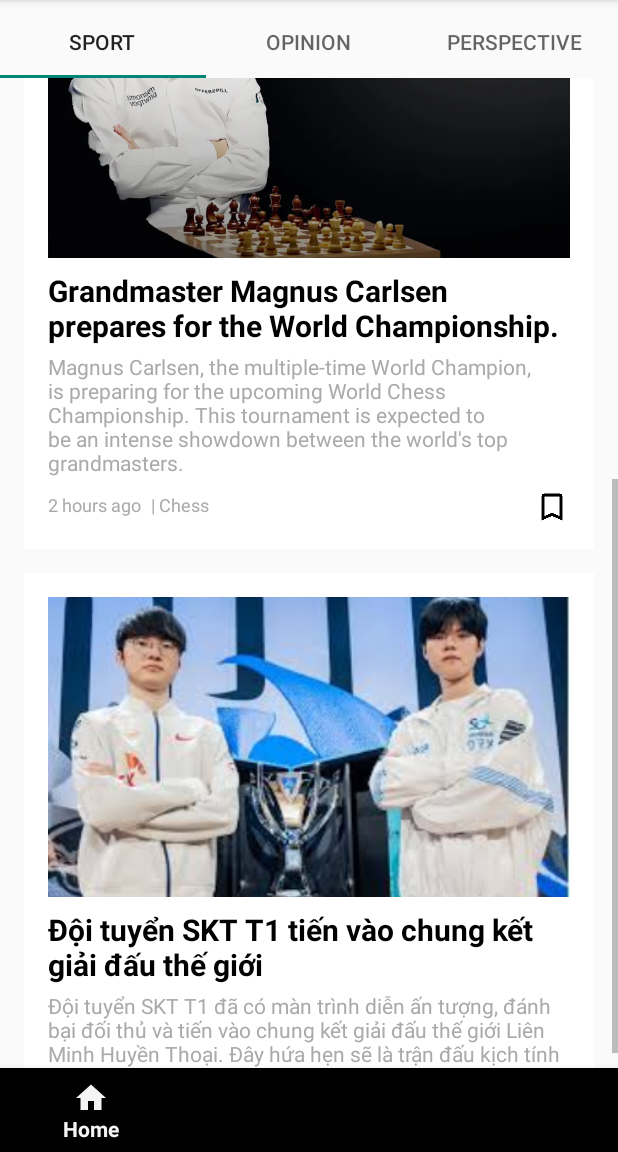
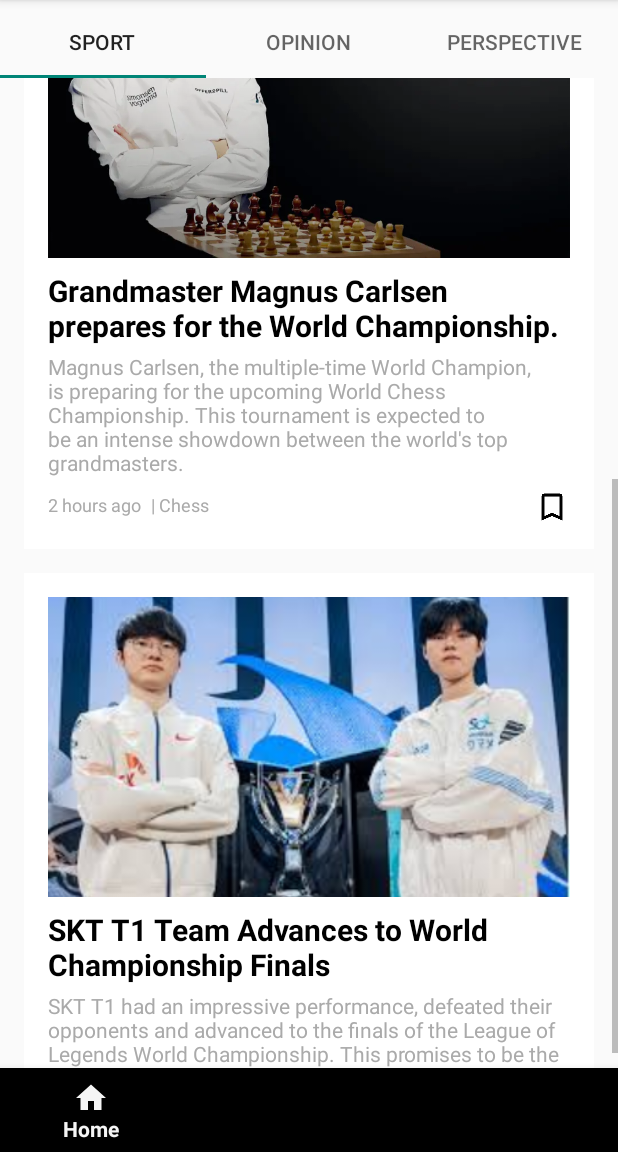
Before and after one commit to NgocNguyen1103/Group15_OnlineNewsReader, an Android app: the screen it shows after launch (MainActivity), scrolled down 500 dp, on a phone screen of 412 x 824 dp, the part 84-1236 px from its top. Run offline under Robolectric (Android 15) with nearby library versions, the phone set to English and light mode, and no system bars.

Commit message:
last vn -> eng

```diff
--- a/NewsApp/app/src/main/res/layout/fragment_lol.xml
+++ b/NewsApp/app/src/main/res/layout/fragment_lol.xml
@@ -5,7 +5,6 @@
     android:background="@android:color/white"
     android:padding="16dp">
 
-    <!-- Hình ảnh bài viết -->
     <ImageView
         android:id="@+id/t1_image"
         android:layout_width="match_parent"
@@ -13,41 +12,39 @@
         android:scaleType="centerCrop"
         android:src="@drawable/t1_drx" />
 
-    <!-- Tiêu đề bài viết -->
     <TextView
         android:id="@+id/t1_title"
         android:layout_width="match_parent"
         android:layout_height="wrap_content"
-        android:text="Đội tuyển SKT T1 tiến vào chung kết giải đấu thế giới"
+        android:text="SKT T1 Team Advances to World Championship Finals"
         android:textSize="20sp"
         android:textStyle="bold"
         android:textColor="@android:color/black"
         android:paddingTop="8dp" />
 
-    <!-- Mô tả ngắn bài viết -->
+
     <TextView
         android:id="@+id/t1_description"
         android:layout_width="match_parent"
         android:layout_height="wrap_content"
-        android:text="Đội tuyển SKT T1 đã có màn trình diễn ấn tượng, đánh bại đối thủ và tiến vào chung kết giải đấu thế giới Liên Minh Huyền Thoại. Đây hứa hẹn sẽ là trận đấu kịch tính và đáng xem nhất trong năm."
+        android:text="SKT T1 had an impressive performance, defeated their opponents and advanced to the finals of the League of Legends World Championship. This promises to be the most dramatic and worth-watching match of the year."
         android:textSize="14sp"
         android:textColor="@android:color/darker_gray"
         android:paddingTop="4dp"
         android:paddingBottom="8dp" />
 
-    <!-- Phần thông tin thời gian và danh mục -->
+
     <LinearLayout
         android:layout_width="match_parent"
         android:layout_height="wrap_content"
         android:orientation="horizontal">
 
-        <!-- Thời gian đăng bài -->
         <TextView
             android:paddingTop="2dp"
             android:id="@+id/t1_time"
             android:layout_width="wrap_content"
             android:layout_height="wrap_content"
-            android:text="3 giờ trước"
+            android:text="3 hours ago"
             android:textSize="12sp"
             android:textColor="@android:color/darker_gray" />
 
@@ -57,7 +54,7 @@
             android:layout_width="0dp"
             android:layout_height="match_parent"
             android:layout_weight="1"
-            android:text=" | Bóng đá"
+            android:text=" | Lol"
             android:textSize="12sp"
             android:textColor="@android:color/darker_gray"
             android:paddingLeft="4dp" />
@@ -71,6 +68,5 @@
             android:layout_marginLeft="16dp" />
     </LinearLayout>
 
-    <!-- Icon lưu trữ bài viết -->
 
 </LinearLayout>
```
